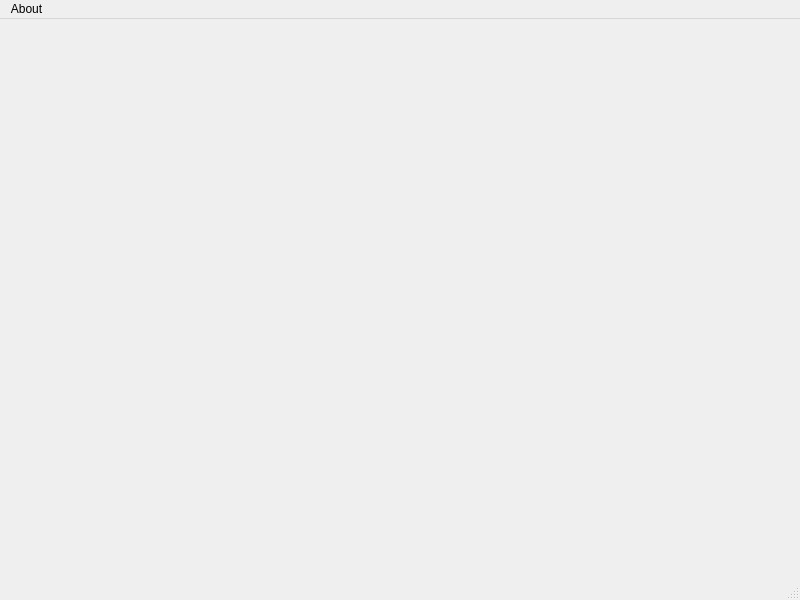
Qt form closest_neighbor.ui (MJTFreeTime/Closest-Neighbor) before a commit.
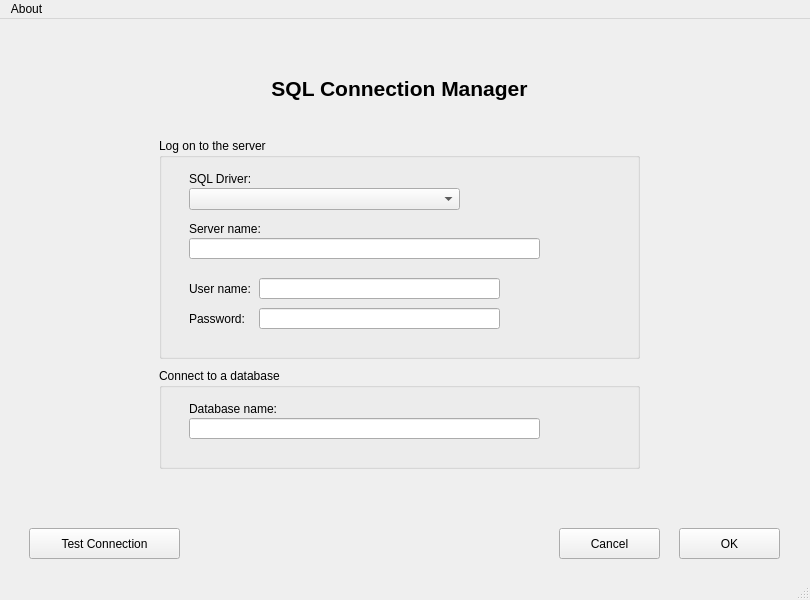
The same form after that commit.

Commit message: Added SQL Connection Manager page, and organized code with more comments

```diff
--- a/closest_neighbor.ui
+++ b/closest_neighbor.ui
@@ -6,20 +6,361 @@
    <rect>
     <x>0</x>
     <y>0</y>
-    <width>800</width>
+    <width>810</width>
     <height>600</height>
    </rect>
   </property>
+  <property name="sizePolicy">
+   <sizepolicy hsizetype="Preferred" vsizetype="Preferred">
+    <horstretch>0</horstretch>
+    <verstretch>0</verstretch>
+   </sizepolicy>
+  </property>
   <property name="windowTitle">
    <string>MainWindow</string>
   </property>
-  <widget class="QWidget" name="centralwidget"/>
+  <widget class="QWidget" name="centralwidget">
+   <property name="enabled">
+    <bool>true</bool>
+   </property>
+   <widget class="QStackedWidget" name="stackedWidget">
+    <property name="geometry">
+     <rect>
+      <x>-1</x>
+      <y>-1</y>
+      <width>801</width>
+      <height>581</height>
+     </rect>
+    </property>
+    <property name="currentIndex">
+     <number>1</number>
+    </property>
+    <widget class="QWidget" name="connection_page">
+     <property name="mouseTracking">
+      <bool>false</bool>
+     </property>
+     <widget class="QLabel" name="data_options_label">
+      <property name="geometry">
+       <rect>
+        <x>210</x>
+        <y>100</y>
+        <width>381</width>
+        <height>101</height>
+       </rect>
+      </property>
+      <property name="font">
+       <font>
+        <family>Segoe UI</family>
+        <pointsize>16</pointsize>
+        <bold>true</bold>
+       </font>
+      </property>
+      <property name="text">
+       <string>Data Connection Options</string>
+      </property>
+      <property name="alignment">
+       <set>Qt::AlignCenter</set>
+      </property>
+     </widget>
+     <widget class="QPushButton" name="sql_option_button">
+      <property name="geometry">
+       <rect>
+        <x>50</x>
+        <y>270</y>
+        <width>321</width>
+        <height>151</height>
+       </rect>
+      </property>
+      <property name="font">
+       <font>
+        <pointsize>11</pointsize>
+        <bold>true</bold>
+       </font>
+      </property>
+      <property name="text">
+       <string>SQL Database</string>
+      </property>
+     </widget>
+     <widget class="QPushButton" name="csv_option_button">
+      <property name="geometry">
+       <rect>
+        <x>440</x>
+        <y>270</y>
+        <width>321</width>
+        <height>151</height>
+       </rect>
+      </property>
+      <property name="sizePolicy">
+       <sizepolicy hsizetype="Minimum" vsizetype="Preferred">
+        <horstretch>0</horstretch>
+        <verstretch>0</verstretch>
+       </sizepolicy>
+      </property>
+      <property name="font">
+       <font>
+        <pointsize>11</pointsize>
+        <bold>true</bold>
+       </font>
+      </property>
+      <property name="text">
+       <string>CSV File</string>
+      </property>
+     </widget>
+    </widget>
+    <widget class="QWidget" name="sql_page">
+     <property name="enabled">
+      <bool>true</bool>
+     </property>
+     <property name="mouseTracking">
+      <bool>true</bool>
+     </property>
+     <property name="layoutDirection">
+      <enum>Qt::LeftToRight</enum>
+     </property>
+     <property name="autoFillBackground">
+      <bool>false</bool>
+     </property>
+     <widget class="QLabel" name="sql_conn_manager_label">
+      <property name="geometry">
+       <rect>
+        <x>210</x>
+        <y>20</y>
+        <width>381</width>
+        <height>101</height>
+       </rect>
+      </property>
+      <property name="font">
+       <font>
+        <pointsize>16</pointsize>
+        <bold>true</bold>
+       </font>
+      </property>
+      <property name="text">
+       <string>SQL Connection Manager</string>
+      </property>
+      <property name="alignment">
+       <set>Qt::AlignCenter</set>
+      </property>
+     </widget>
+     <widget class="QGroupBox" name="server_details">
+      <property name="geometry">
+       <rect>
+        <x>160</x>
+        <y>120</y>
+        <width>481</width>
+        <height>221</height>
+       </rect>
+      </property>
+      <property name="title">
+       <string>Log on to the server</string>
+      </property>
+      <widget class="QLabel" name="server_name_label">
+       <property name="geometry">
+        <rect>
+         <x>30</x>
+         <y>80</y>
+         <width>71</width>
+         <height>21</height>
+        </rect>
+       </property>
+       <property name="text">
+        <string>Server name:</string>
+       </property>
+      </widget>
+      <widget class="QLineEdit" name="server_name_input">
+       <property name="geometry">
+        <rect>
+         <x>30</x>
+         <y>100</y>
+         <width>351</width>
+         <height>21</height>
+        </rect>
+       </property>
+       <property name="toolTip">
+        <string/>
+       </property>
+       <property name="text">
+        <string/>
+       </property>
+      </widget>
+      <widget class="QLabel" name="sql_driver_label">
+       <property name="geometry">
+        <rect>
+         <x>30</x>
+         <y>30</y>
+         <width>111</width>
+         <height>21</height>
+        </rect>
+       </property>
+       <property name="text">
+        <string>SQL Driver:</string>
+       </property>
+      </widget>
+      <widget class="QComboBox" name="sql_driver_box">
+       <property name="geometry">
+        <rect>
+         <x>30</x>
+         <y>50</y>
+         <width>271</width>
+         <height>22</height>
+        </rect>
+       </property>
+       <property name="editable">
+        <bool>false</bool>
+       </property>
+      </widget>
+      <widget class="QLineEdit" name="user_name_input">
+       <property name="geometry">
+        <rect>
+         <x>100</x>
+         <y>140</y>
+         <width>241</width>
+         <height>21</height>
+        </rect>
+       </property>
+       <property name="toolTip">
+        <string/>
+       </property>
+       <property name="text">
+        <string/>
+       </property>
+      </widget>
+      <widget class="QLabel" name="user_name_label">
+       <property name="geometry">
+        <rect>
+         <x>30</x>
+         <y>140</y>
+         <width>71</width>
+         <height>21</height>
+        </rect>
+       </property>
+       <property name="text">
+        <string>User name:</string>
+       </property>
+      </widget>
+      <widget class="QLineEdit" name="password_input">
+       <property name="geometry">
+        <rect>
+         <x>100</x>
+         <y>170</y>
+         <width>241</width>
+         <height>21</height>
+        </rect>
+       </property>
+       <property name="toolTip">
+        <string/>
+       </property>
+       <property name="text">
+        <string/>
+       </property>
+      </widget>
+      <widget class="QLabel" name="password_label">
+       <property name="geometry">
+        <rect>
+         <x>30</x>
+         <y>170</y>
+         <width>71</width>
+         <height>21</height>
+        </rect>
+       </property>
+       <property name="text">
+        <string>Password:</string>
+       </property>
+      </widget>
+     </widget>
+     <widget class="QGroupBox" name="database_details">
+      <property name="geometry">
+       <rect>
+        <x>160</x>
+        <y>350</y>
+        <width>481</width>
+        <height>101</height>
+       </rect>
+      </property>
+      <property name="title">
+       <string>Connect to a database</string>
+      </property>
+      <widget class="QLabel" name="database_name_label">
+       <property name="geometry">
+        <rect>
+         <x>30</x>
+         <y>30</y>
+         <width>91</width>
+         <height>21</height>
+        </rect>
+       </property>
+       <property name="text">
+        <string>Database name:</string>
+       </property>
+      </widget>
+      <widget class="QLineEdit" name="database_name_input">
+       <property name="geometry">
+        <rect>
+         <x>30</x>
+         <y>50</y>
+         <width>351</width>
+         <height>21</height>
+        </rect>
+       </property>
+       <property name="toolTip">
+        <string/>
+       </property>
+       <property name="text">
+        <string/>
+       </property>
+      </widget>
+     </widget>
+     <widget class="QPushButton" name="sql_test_connection_button">
+      <property name="geometry">
+       <rect>
+        <x>30</x>
+        <y>510</y>
+        <width>151</width>
+        <height>31</height>
+       </rect>
+      </property>
+      <property name="text">
+       <string>Test Connection</string>
+      </property>
+     </widget>
+     <widget class="QPushButton" name="sql_ok_button">
+      <property name="geometry">
+       <rect>
+        <x>680</x>
+        <y>510</y>
+        <width>101</width>
+        <height>31</height>
+       </rect>
+      </property>
+      <property name="text">
+       <string>OK</string>
+      </property>
+     </widget>
+     <widget class="QPushButton" name="sql_cancel_button">
+      <property name="geometry">
+       <rect>
+        <x>560</x>
+        <y>510</y>
+        <width>101</width>
+        <height>31</height>
+       </rect>
+      </property>
+      <property name="mouseTracking">
+       <bool>true</bool>
+      </property>
+      <property name="text">
+       <string>Cancel</string>
+      </property>
+     </widget>
+    </widget>
+   </widget>
+  </widget>
   <widget class="QMenuBar" name="menubar">
    <property name="geometry">
     <rect>
      <x>0</x>
      <y>0</y>
-     <width>800</width>
+     <width>810</width>
      <height>22</height>
     </rect>
    </property>
```
The commit also changes 3 other files.
